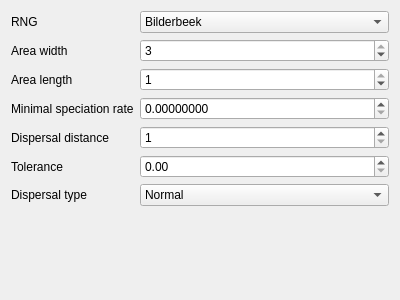
Old version of the form Tools/ToolRosindellEtAl2008/qttree.ui in the repository richelbilderbeek/ProjectRichelBilderbeek.
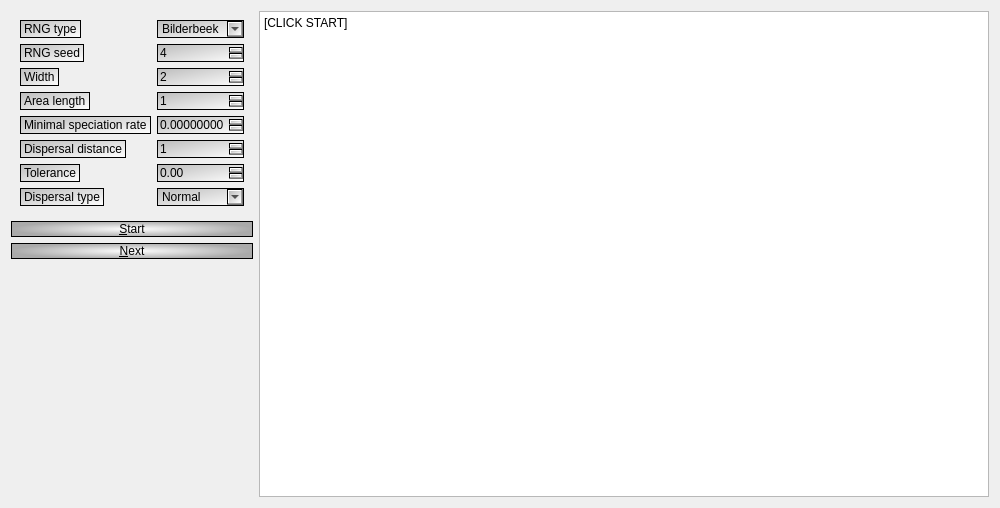
New version of the form.

Patch:
```diff
--- a/Tools/ToolRosindellEtAl2008/qttree.ui
+++ b/Tools/ToolRosindellEtAl2008/qttree.ui
@@ -6,18 +6,51 @@
    <rect>
     <x>0</x>
     <y>0</y>
-    <width>400</width>
-    <height>300</height>
+    <width>1000</width>
+    <height>508</height>
    </rect>
   </property>
   <property name="windowTitle">
    <string>Form</string>
   </property>
+  <property name="styleSheet">
+   <string notr="true">QLabel,QSpinBox,QDoubleSpinBox,QComboBox { 
+  background-color: qlineargradient(x1: 0, y1: 0, x2: 1, y2: 1, stop: 0  #bbb, stop: 1 #fff);
+  border: 1px solid black
+}
+
+QPushButton
+{
+  color: #000;
+  background-color: qradialgradient(cx: 0.5, cy: 0.5,fx: 0.5, fy: 0.5,radius: 0.5, stop: 0 #fff, stop: 1 #aaa);
+  border: 1px solid black
+}
+
+QPlainTextEdit {
+  font: 18px bold &quot;Courier&quot; courier monospace
+}</string>
+  </property>
+  <layout class="QGridLayout" name="gridLayout">
+   <item row="2" column="0">
+    <widget class="QPushButton" name="button_next">
+     <property name="text">
+      <string>&amp;Next</string>
+     </property>
+    </widget>
+   </item>
+   <item row="0" column="0">
+    <widget class="QWidget" name="widget" native="true">
   <layout class="QFormLayout" name="formLayout">
    <item row="0" column="0">
     <widget class="QLabel" name="label_3">
      <property name="text">
-      <string>RNG</string>
+         <string>RNG type</string>
+        </property>
+        <property name="scaledContents">
+         <bool>false</bool>
+        </property>
+        <property name="alignment">
+         <set>Qt::AlignLeading|Qt::AlignLeft|Qt::AlignVCenter</set>
      </property>
     </widget>
    </item>
@@ -38,67 +71,84 @@
    <item row="1" column="0">
     <widget class="QLabel" name="label">
      <property name="text">
-      <string>Area width</string>
+         <string>RNG seed</string>
+        </property>
+        <property name="scaledContents">
+         <bool>false</bool>
+        </property>
+        <property name="alignment">
+         <set>Qt::AlignLeading|Qt::AlignLeft|Qt::AlignVCenter</set>
      </property>
     </widget>
    </item>
    <item row="1" column="1">
-    <widget class="QSpinBox" name="spinBox">
-     <property name="maximum">
-      <number>3</number>
-     </property>
+       <widget class="QSpinBox" name="box_rng_seed">
      <property name="value">
-      <number>3</number>
+         <number>4</number>
      </property>
     </widget>
    </item>
    <item row="2" column="0">
     <widget class="QLabel" name="label_2">
      <property name="text">
-      <string>Area length</string>
+         <string>Width</string>
+        </property>
+        <property name="scaledContents">
+         <bool>false</bool>
+        </property>
+        <property name="alignment">
+         <set>Qt::AlignLeading|Qt::AlignLeft|Qt::AlignVCenter</set>
      </property>
     </widget>
    </item>
    <item row="2" column="1">
     <widget class="QSpinBox" name="spinBox_2">
      <property name="maximum">
-      <number>1</number>
+         <number>3</number>
      </property>
      <property name="value">
-      <number>1</number>
+         <number>2</number>
      </property>
     </widget>
    </item>
    <item row="3" column="0">
     <widget class="QLabel" name="label_4">
      <property name="text">
-      <string>Minimal speciation rate</string>
-     </property>
-    </widget>
-   </item>
-   <item row="5" column="0">
-    <widget class="QLabel" name="label_5">
-     <property name="text">
-      <string>Dispersal distance</string>
-     </property>
-    </widget>
-   </item>
-   <item row="7" column="0">
-    <widget class="QLabel" name="label_6">
-     <property name="text">
-      <string>Tolerance</string>
-     </property>
-    </widget>
-   </item>
-   <item row="9" column="0">
-    <widget class="QLabel" name="label_7">
-     <property name="text">
-      <string>Dispersal type</string>
+         <string>Area length</string>
+        </property>
+        <property name="scaledContents">
+         <bool>false</bool>
+        </property>
+        <property name="alignment">
+         <set>Qt::AlignLeading|Qt::AlignLeft|Qt::AlignVCenter</set>
      </property>
     </widget>
    </item>
    <item row="3" column="1">
-    <widget class="QDoubleSpinBox" name="doubleSpinBox">
+       <widget class="QSpinBox" name="box_height">
+        <property name="maximum">
+         <number>1</number>
+        </property>
+        <property name="value">
+         <number>1</number>
+        </property>
+       </widget>
+      </item>
+      <item row="4" column="0">
+       <widget class="QLabel" name="label_min_speciation_rate">
+        <property name="text">
+         <string>Minimal speciation rate</string>
+        </property>
+        <property name="scaledContents">
+         <bool>false</bool>
+        </property>
+        <property name="alignment">
+         <set>Qt::AlignLeading|Qt::AlignLeft|Qt::AlignVCenter</set>
+        </property>
+       </widget>
+      </item>
+      <item row="4" column="1">
+       <widget class="QDoubleSpinBox" name="box_min_speciation_rate">
      <property name="decimals">
       <number>8</number>
      </property>
@@ -107,6 +157,19 @@
      </property>
     </widget>
    </item>
+      <item row="5" column="0">
+       <widget class="QLabel" name="label_dispersal_distance">
+        <property name="text">
+         <string>Dispersal distance</string>
+        </property>
+        <property name="scaledContents">
+         <bool>false</bool>
+        </property>
+        <property name="alignment">
+         <set>Qt::AlignLeading|Qt::AlignLeft|Qt::AlignVCenter</set>
+        </property>
+       </widget>
+      </item>
    <item row="5" column="1">
     <widget class="QSpinBox" name="spinBox_3">
      <property name="minimum">
@@ -117,11 +180,43 @@
      </property>
     </widget>
    </item>
+      <item row="6" column="0">
+       <widget class="QLabel" name="label_tolerance">
+        <property name="text">
+         <string>Tolerance</string>
+        </property>
+        <property name="scaledContents">
+         <bool>false</bool>
+        </property>
+        <property name="alignment">
+         <set>Qt::AlignLeading|Qt::AlignLeft|Qt::AlignVCenter</set>
+        </property>
+       </widget>
+      </item>
+      <item row="6" column="1">
+       <widget class="QDoubleSpinBox" name="box_tolerance"/>
+      </item>
+      <item row="7" column="0">
+       <widget class="QLabel" name="label_dispersal_type">
+        <property name="text">
+         <string>Dispersal type</string>
+        </property>
+        <property name="scaledContents">
+         <bool>false</bool>
+        </property>
+        <property name="alignment">
+         <set>Qt::AlignLeading|Qt::AlignLeft|Qt::AlignVCenter</set>
+        </property>
+        <property name="wordWrap">
+         <bool>false</bool>
+        </property>
+        <property name="openExternalLinks">
+         <bool>false</bool>
+        </property>
+       </widget>
+      </item>
    <item row="7" column="1">
-    <widget class="QDoubleSpinBox" name="doubleSpinBox_2"/>
-   </item>
-   <item row="9" column="1">
-    <widget class="QComboBox" name="comboBox_2">
+       <widget class="QComboBox" name="box_dispersal_type">
      <item>
       <property name="text">
        <string>Normal</string>
@@ -132,6 +227,36 @@
        <string>Square</string>
       </property>
      </item>
+       </widget>
+      </item>
+     </layout>
+    </widget>
+   </item>
+   <item row="1" column="0">
+    <widget class="QPushButton" name="button_start">
+     <property name="text">
+      <string>&amp;Start</string>
+     </property>
+    </widget>
+   </item>
+   <item row="3" column="0">
+    <spacer name="verticalSpacer">
+     <property name="orientation">
+      <enum>Qt::Vertical</enum>
+     </property>
+     <property name="sizeHint" stdset="0">
+      <size>
+       <width>20</width>
+       <height>40</height>
+      </size>
+     </property>
+    </spacer>
+   </item>
+   <item row="0" column="1" rowspan="4">
+    <widget class="QPlainTextEdit" name="text">
+     <property name="plainText">
+      <string>[CLICK START]</string>
+     </property>
     </widget>
    </item>
   </layout>
```
Left out of the diff: 14 changed lines with no effect on the pictures. Lines whose indentation alone changed are shown as unchanged.
